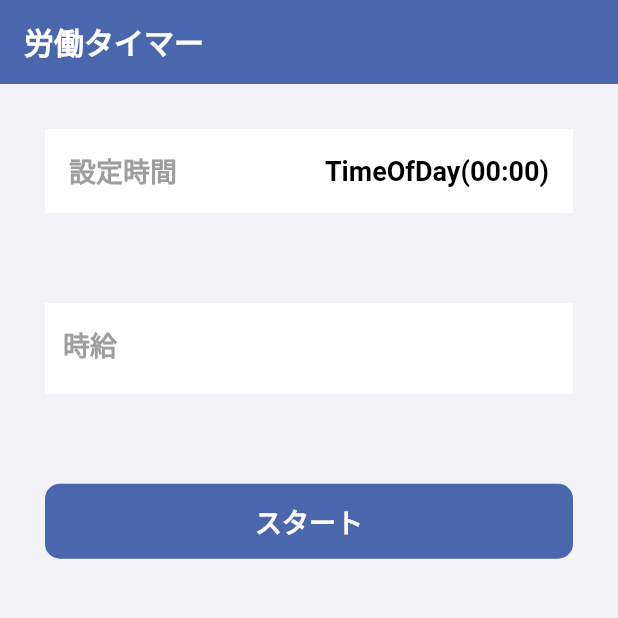
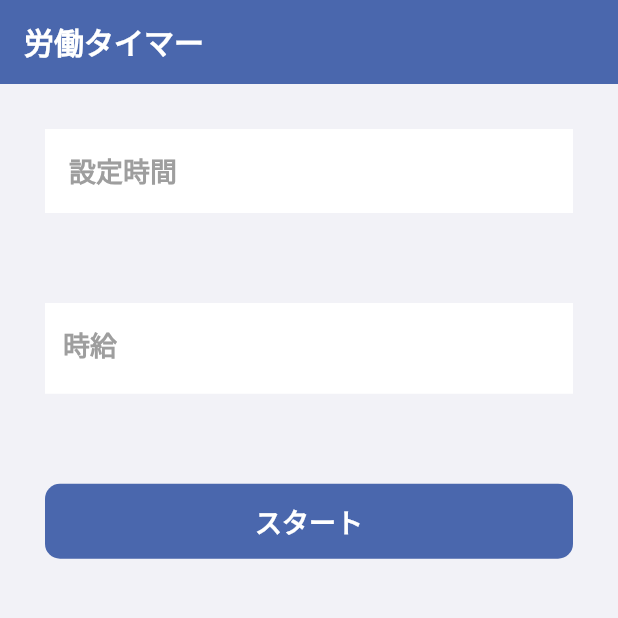
Before and after one commit to iseruuuuu/working_money_timer_app, a Flutter app: the screen it shows after launch, on a phone screen of 412 x 824 dp, the top half of it. Run offline on Flutter 3.47's test engine with Material 2 defaults, Android fonts, the light colour scheme and no system bars; our stand-ins replace flutter_riverpod, freezed_annotation, stop_watch_timer.

Commit message:
fix1.0: 時間の表示を00時間00分にする

```diff
--- a/lib/screen/timer_set/timer_set_screen.dart
+++ b/lib/screen/timer_set/timer_set_screen.dart
@@ -40,8 +40,9 @@ class TimerSetScreen extends ConsumerWidget {
                   style: StyleConstants.titleStyle,
                 ),
                 trailing: Text(
-                  //TODO 状態が変わるようにする。
-                  state.workingTime.toString(),
+                  (state.workingTime.minute == 0 && state.workingTime.hour == 0)
+                      ? ''
+                      : '${state.workingTime.hour}時間${state.workingTime.minute}分',
                   style: StyleConstants.timeStyle,
                 ),
                 onTap: () => ref
```
